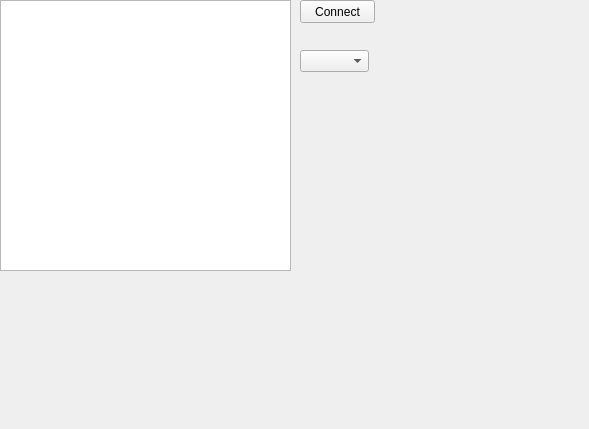
This is bank-view/modbussetupwidget.ui in smandyscom/front-base-widget as Qt 5 draws it before an edit. The edited form follows.
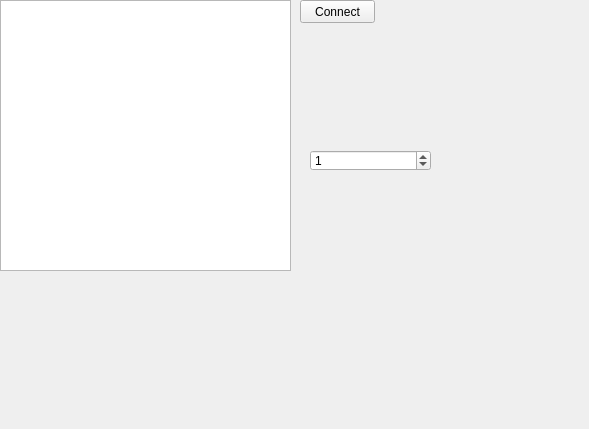
This is the edited form.

What changed in the file:
```diff
--- a/bank-view/modbussetupwidget.ui
+++ b/bank-view/modbussetupwidget.ui
@@ -36,16 +36,32 @@
     <string>Connect</string>
    </property>
   </widget>
-  <widget class="QComboBox" name="comboBoxMode">
+  <widget class="QWidget" name="widgetMode" native="true">
    <property name="geometry">
     <rect>
-     <x>300</x>
+     <x>310</x>
      <y>50</y>
-     <width>69</width>
-     <height>22</height>
+     <width>120</width>
+     <height>80</height>
     </rect>
    </property>
   </widget>
+  <widget class="QSpinBox" name="spinBoxSlaveAddress">
+   <property name="geometry">
+    <rect>
+     <x>310</x>
+     <y>150</y>
+     <width>121</width>
+     <height>21</height>
+    </rect>
+   </property>
+   <property name="buttonSymbols">
+    <enum>QAbstractSpinBox::UpDownArrows</enum>
+   </property>
+   <property name="value">
+    <number>1</number>
+   </property>
+  </widget>
  </widget>
  <resources/>
  <connections/>
```
